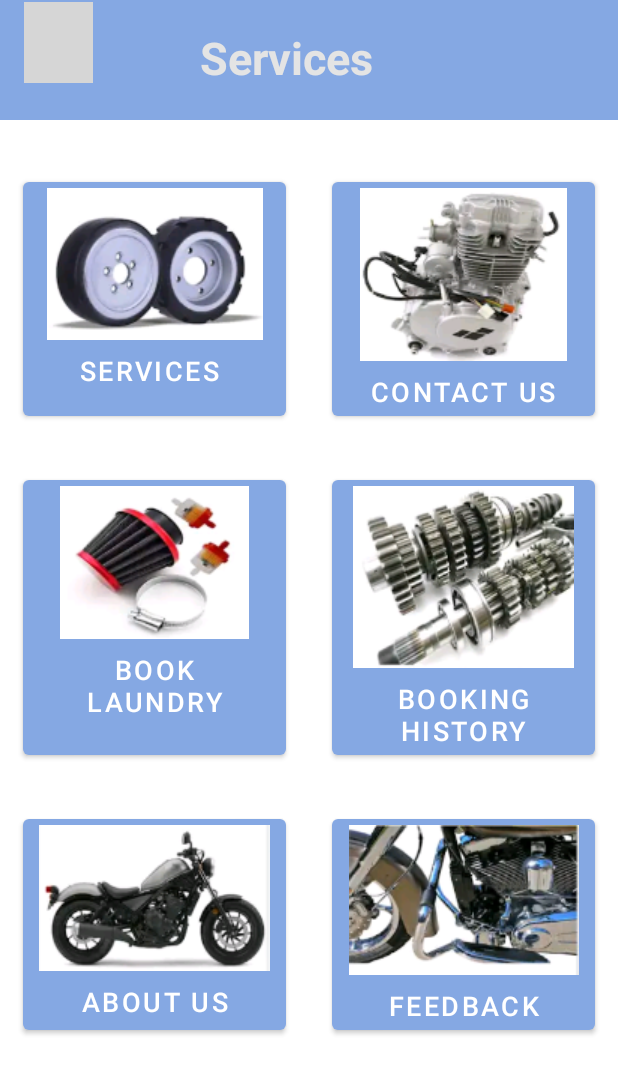
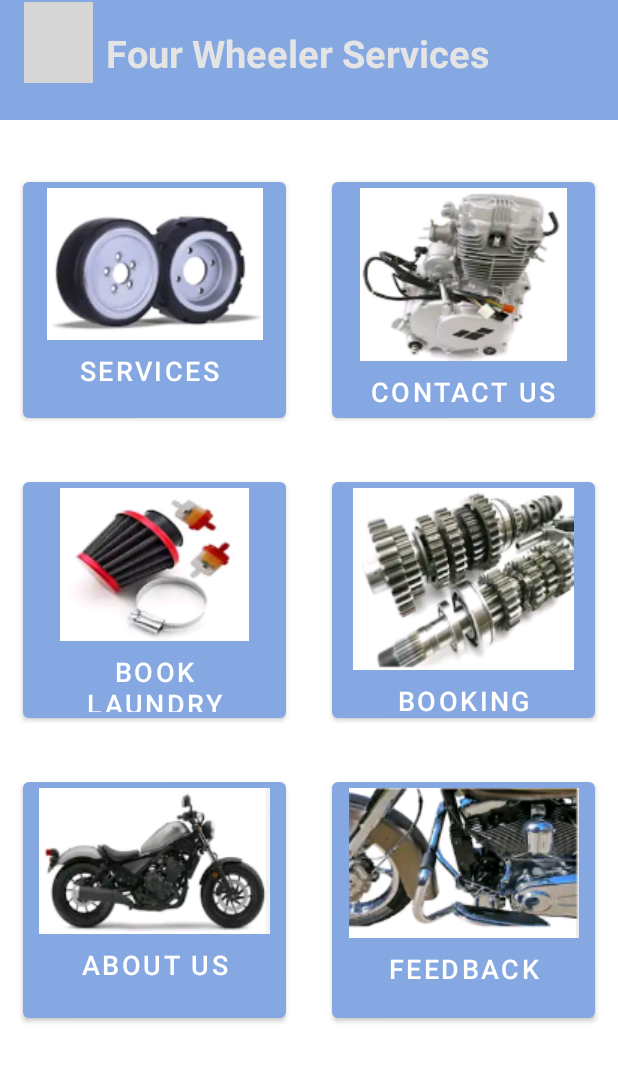
Before and after one commit to aashikmajhi/MarmatSewa, an Android app: the layout activity_four_wheeler_services.xml on its own in the app's theme, with its tools: preview values and no code run, on a phone screen of 412 x 824 dp. Shown: the top 1074 px of the screen. Run offline under Robolectric (Android 15) with nearby library versions, the phone set to English and light mode, and no system bars; grey boxes are pictures that could not be loaded.

Commit message:
Second commit

```diff
--- a/MarmatSewa_app/app/src/main/java/com/example/marmatsewa/Dasboard/GarageServices.java
+++ b/MarmatSewa_app/app/src/main/java/com/example/marmatsewa/Dashboard/GarageServices.java
@@ -1,4 +1,4 @@
-package com.example.marmatsewa.Dasboard;
+package com.example.marmatsewa.Dashboard;
 
 import androidx.appcompat.app.AppCompatActivity;
 
@@ -23,7 +23,7 @@ public class GarageServices extends AppCompatActivity {
 
     }
 
-//    Buton click handler on Services
+//    Image click handler on Services
 
     public void onCardClicker(View v)
     {
--- a/MarmatSewa_app/app/src/main/res/layout/activity_four_wheeler_services.xml
+++ b/MarmatSewa_app/app/src/main/res/layout/activity_four_wheeler_services.xml
@@ -4,7 +4,7 @@
     xmlns:tools="http://schemas.android.com/tools"
     android:layout_width="match_parent"
     android:layout_height="match_parent"
-    tools:context=".Dasboard.FourWheelerServices">
+    tools:context=".Dashboard.FourWheelerServices">
 
 
     <View
@@ -21,9 +21,9 @@
         android:id="@+id/textView5"
         android:layout_width="wrap_content"
         android:layout_height="wrap_content"
-        android:text="Services"
+        android:text="Four Wheeler Services"
         android:textColor="@color/tab"
-        android:textSize="30sp"
+        android:textSize="25sp"
         android:textStyle="bold"
         app:layout_constraintBottom_toBottomOf="parent"
         app:layout_constraintEnd_toEndOf="parent"
@@ -33,7 +33,7 @@
         app:layout_constraintVertical_bias="0.023" />
 
     <ImageView
-        android:id="@+id/backBtn"
+        android:id="@+id/backbtn1"
         android:layout_width="46dp"
         android:layout_height="54dp"
         app:layout_constraintBottom_toBottomOf="parent"
@@ -54,7 +54,7 @@
 
     <LinearLayout
         android:layout_width="fill_parent"
-        android:layout_height="wrap_content"
+        android:layout_height="200dp"
         android:layout_weight="1"
         android:orientation="horizontal"
         android:layout_marginTop="100dp">
@@ -76,7 +76,7 @@
 
     <LinearLayout
         android:layout_width="fill_parent"
-        android:layout_height="wrap_content"
+        android:layout_height="200dp"
         android:layout_weight="1"
         android:orientation="horizontal">
 
@@ -98,7 +98,7 @@
 
     <LinearLayout
         android:layout_width="fill_parent"
-        android:layout_height="wrap_content"
+        android:layout_height="200dp"
         android:layout_weight="1"
         android:orientation="horizontal">
 
--- a/MarmatSewa_app/app/src/main/res/layout/activity_garage_services.xml
+++ b/MarmatSewa_app/app/src/main/res/layout/activity_garage_services.xml
@@ -4,7 +4,7 @@
     xmlns:tools="http://schemas.android.com/tools"
     android:layout_width="match_parent"
     android:layout_height="match_parent"
-    tools:context=".Dasboard.GarageServices">
+    tools:context=".Dashboard.GarageServices">
 
     <View
         android:id="@+id/bottom"
```
Also changed, not shown: MarmatSewa_app/app/src/main/AndroidManifest.xml (+9 -4 lines), MarmatSewa_app/app/src/main/java/com/example/marmatsewa/Dasboard/FourWheelerServices.java (deleted, +0 -16 lines), MarmatSewa_app/app/src/main/java/com/example/marmatsewa/Dasboard/TwoWheelerServices.java (deleted, +0 -16 lines), MarmatSewa_app/app/src/main/java/com/example/marmatsewa/Dashboard/FourWheelerServices.java (added, +31 -0 lines), MarmatSewa_app/app/src/main/java/com/example/marmatsewa/Dashboard/TwoWheelerServices.java (added, +35 -0 lines), MarmatSewa_app/app/src/main/res/layout/activity_two_wheeler_services.xml (+7 -7 lines).
